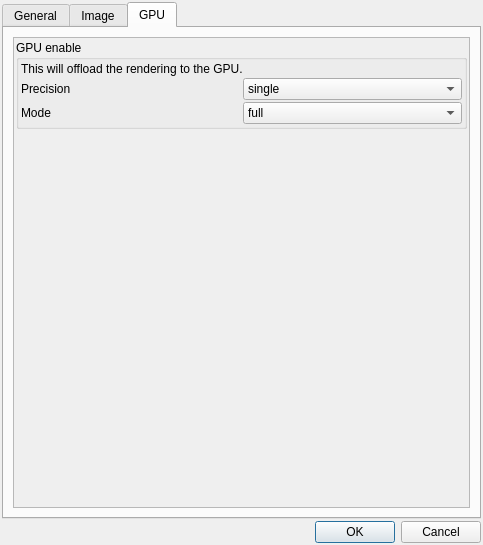
buddhi1980/mandelbulber2, file mandelbulber2/qt/preferences_dialog.ui: the form before one commit.
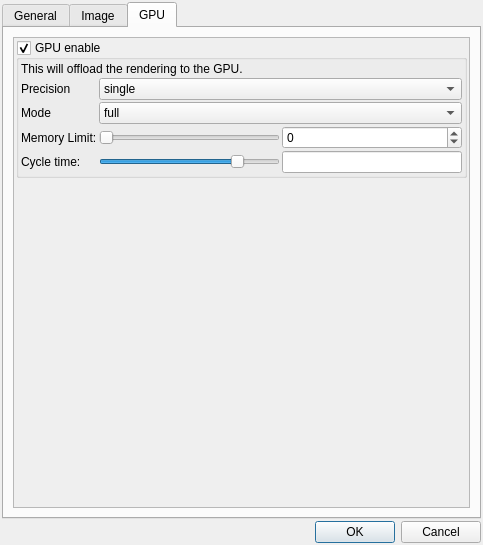
The form after the commit. The open tabs and pages were chosen to show the change. Icons and pictures are not drawn. Custom widgets are drawn as their Qt base class.

Commit message: added more fields to GPU tab in preferences_dialog.cpp

```diff
--- a/mandelbulber2/qt/preferences_dialog.ui
+++ b/mandelbulber2/qt/preferences_dialog.ui
@@ -905,7 +905,10 @@
             <number>2</number>
            </property>
            <item>
-            <widget class="MyGroupBox" name="groupBox_gpu_enabled">
+            <widget class="MyGroupBox" name="groupCheck_gpu_enabled">
+             <property name="checkable">
+              <bool>true</bool>
+             </property>
              <property name="toolTip">
               <string>&lt;html&gt;&lt;head/&gt;&lt;body&gt;&lt;p&gt;TODO: add explanation for GPU.&lt;/p&gt;&lt;/body&gt;&lt;/html&gt;</string>
              </property>
@@ -947,7 +950,7 @@
                   </property>
                  </widget>
                 </item>
-                <item row="0" column="1">
+                <item row="0" column="1" colspan="2">
                  <widget class="QComboBox" name="comboBox_gpu_precision">
                   <item>
                    <property name="text">
@@ -968,7 +971,7 @@
                   </property>
                  </widget>
                 </item>
-                <item row="1" column="1">
+                <item row="1" column="1" colspan="2">
                  <widget class="QComboBox" name="comboBox_gpu_mode">
                   <item>
                    <property name="text">
@@ -982,6 +985,77 @@
                   </item>
                  </widget>
                 </item>
+                <item row="2" column="0">
+                 <widget class="QLabel" name="label_gpu_memory_limit">
+                  <property name="text">
+                   <string>Memory Limit:</string>
+                  </property>
+                 </widget>
+                </item>
+                <item row="2" column="1">
+                 <widget class="QSlider" name="sliderInt_gpu_memory_limit">
+                  <property name="minimum">
+                   <number>1</number>
+                  </property>
+                  <property name="maximum">
+                   <number>10000</number>
+                  </property>
+                  <property name="singleStep">
+                   <number>8</number>
+                  </property>
+                  <property name="pageStep">
+                   <number>64</number>
+                  </property>
+                  <property name="orientation">
+                   <enum>Qt::Horizontal</enum>
+                  </property>
+                 </widget>
+                </item>
+                <item row="2" column="2">
+                 <widget class="MySpinBox" name="spinboxInt_gpu_memory_limit">
+                  <property name="minimum">
+                   <number>-10000</number>
+                  </property>
+                  <property name="maximum">
+                   <number>10000</number>
+                  </property>
+                 </widget>
+                </item>
+                <item row="3" column="0">
+                 <widget class="QLabel" name="label_gpu_cycle_time">
+                  <property name="text">
+                   <string>Cycle time:</string>
+                  </property>
+                 </widget>
+                </item>
+                <item row="3" column="1">
+                 <widget class="QSlider" name="logslider_gpu_cycle_time">
+                  <property name="sizePolicy">
+                   <sizepolicy hsizetype="Expanding" vsizetype="Maximum">
+                    <horstretch>0</horstretch>
+                    <verstretch>0</verstretch>
+                   </sizepolicy>
+                  </property>
+                  <property name="sizeIncrement">
+                   <size>
+                    <width>0</width>
+                    <height>0</height>
+                   </size>
+                  </property>
+                  <property name="minimum">
+                   <number>-1500</number>
+                  </property>
+                  <property name="maximum">
+                   <number>400</number>
+                  </property>
+                  <property name="orientation">
+                   <enum>Qt::Horizontal</enum>
+                  </property>
+                 </widget>
+                </item>
+                <item row="3" column="2">
+                 <widget class="MyLineEdit" name="logedit_gpu_cycle_time"/>
+                </item>
                </layout>
               </item>
              </layout>
```
The commit also changes 1 other file.
